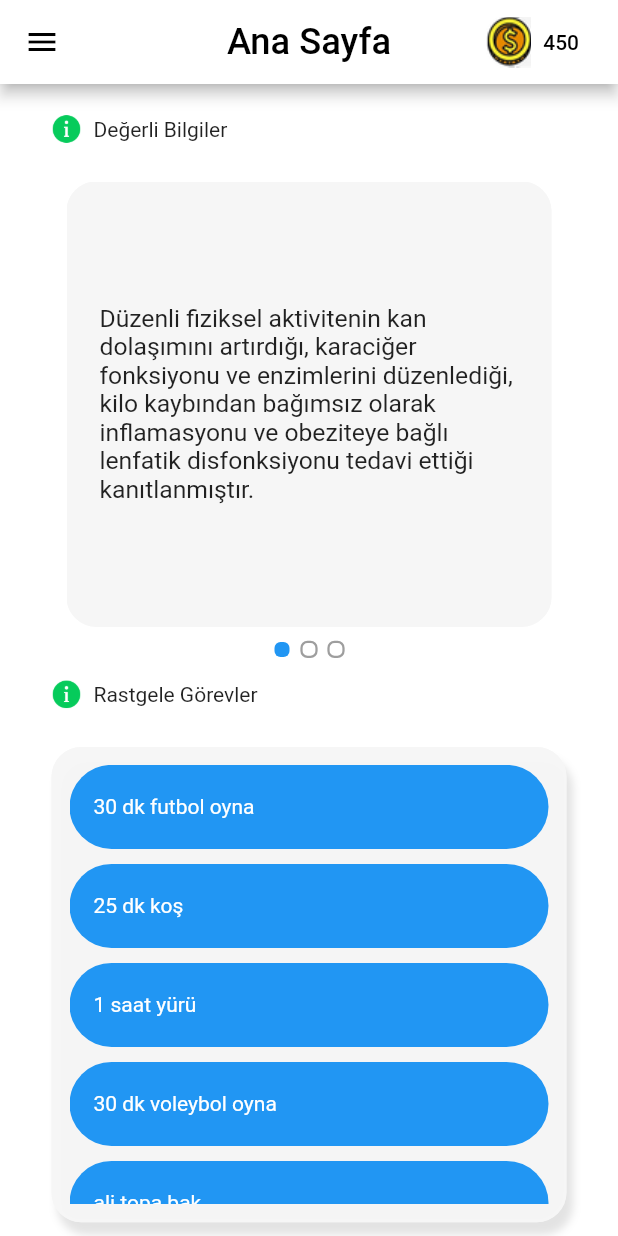
After one commit to NovaSoftTeam/day_over, a Flutter app: the Home screen opened directly, on a phone screen of 412 x 824 dp. The commit adds this screen. Run offline on Flutter 3.47's test engine with Material 2 defaults, Android fonts, the phone set to English and light mode, and no system bars; drawn by our look-alikes of smooth_page_indicator; our stand-ins replace animated_text_kit, awesome_dialog, firebase_auth, firebase_core, flutter_riverpod, google_fonts and 2 more; missing offline and left inert: kartal; accounts and stored records are empty; Roboto replaces fonts that are missing (GlacialIndifference-Regular).

Commit message:
home sayfası eklendi

```diff
--- /dev/null
+++ b/lib/features/home/home.dart
@@ -0,0 +1,199 @@
+// ignore_for_file: dead_code
+import 'package:awesome_dialog/awesome_dialog.dart';
+import 'package:day_over/product/constants/image_path_constants.dart';
+import 'package:day_over/product/constants/string_constants.dart';
+import 'package:day_over/product/constants/text_fonts_constants.dart';
+import 'package:day_over/product/widgets/anasayfa_container_slider.dart';
+import 'package:day_over/product/widgets/custom_app_bar.dart';
+import 'package:day_over/product/widgets/custom_drawer.dart';
+import 'package:flutter/material.dart';
+import 'package:google_fonts/google_fonts.dart';
+import 'package:smooth_page_indicator/smooth_page_indicator.dart';
+
+class Home extends StatefulWidget {
+  const Home({super.key});
+
+  @override
+  State<Home> createState() => _HomeState();
+}
+
+class _HomeState extends State<Home> {
+  @override
+  Widget build(BuildContext context) {
+    double textSize = 0;
+    final controller = PageController(
+      initialPage: 0,
+    );
+    var list2 = [
+      "Düzenli fiziksel aktivitenin kan dolaşımını artırdığı, karaciğer fonksiyonu ve enzimlerini düzenlediği, kilo kaybından bağımsız olarak inflamasyonu ve obeziteye bağlı lenfatik disfonksiyonu tedavi ettiği kanıtlanmıştır.",
+      "Obezite, vücutta sağlığı bozacak ölçüde aşırı yağ birikmesi olarak tanımlanıyor. Diyabetten, kalp hastalıklarına, infertiliteden kansere pek çok olumsuz sağlık sorununa davetiye çıkaran obezite, tedavi edilebilir bir hastalıktır.",
+      "Obezite birçok hastalık ve erken ölüm için güçlü risk faktörüdür. Obezite sorunu ile karşı karşıya olan 25 yaşındaki bir erkeğin yaşam beklentisi %22 oranında azalmakta ve yaşam süresinden 12 yıl eksilmektedir.",
+    ];
+    double containerWidth = 0;
+    double containerHeight = 0;
+    var list = [
+      "30 dk futbol oyna",
+      "25 dk koş",
+      "1 saat yürü",
+      "30 dk voleybol oyna",
+      "ali topa bak",
+      "30 dk voleybol oyna",
+      "ali topa bak",
+    ];
+    double yukseklik = (MediaQuery.of(context).size.height / 2.60);
+    final _gradientColors = [Color(0xFF5DE0E6), Color(0xFF004AAD)];
+    if (MediaQuery.of(context).size.width >
+        MediaQuery.of(context).size.height) {
+      textSize = MediaQuery.of(context).size.height / 17;
+      containerWidth = MediaQuery.of(context).size.width / 2;
+      containerHeight = MediaQuery.of(context).size.height / 1.55;
+    } else {
+      textSize = MediaQuery.of(context).size.width / 17;
+      containerWidth = MediaQuery.of(context).size.width;
+      containerHeight = MediaQuery.of(context).size.height / 1.55;
+    }
+    return SafeArea(
+      child: Scaffold(
+        drawer: const CustomDrawer(),
+        backgroundColor: const Color.fromRGBO(255, 255, 255, 1),
+        body: Column(
+          children: <Widget>[
+            CustomAppBar(appBarText: "Ana Sayfa", textSize: textSize),
+            Expanded(
+                child: SingleChildScrollView(
+              child: Column(
+                children: [
+                  SizedBox(height: 20),
+                  Column(
+                    children: [
+                      Container(
+                        width: MediaQuery.of(context).size.width / 1.2,
+                        child: Row(
+                          children: [
+                            Image(
+                              image: AssetImage(
+                                "assets/homelimages/icons8-info-50.png",
+                              ),
+                              width: 20,
+                              height: 20,
+                            ),
+                            SizedBox(width: 8),
+                            Container(
+                              color: Colors.white,
+                              child: Text("Değerli Bilgiler"),
+                            ),
+                          ],
+                        ),
+                      ),
+                      SizedBox(height: 15),
+                      Column(
+                        children: [
+                          Container(
+                            width: MediaQuery.of(context).size.width / 1.2,
+                            height: yukseklik,
+                            padding: EdgeInsets.all(10),
+                            child: PageView(
+                              controller: controller,
+                              scrollDirection: Axis.horizontal,
+                              children: [
+                                homeInform(data: list2[0]),
+                                homeInform(data: list2[1]),
+                                homeInform(data: list2[2]),
+                              ],
+                            ),
+                          ),
+                          SmoothPageIndicator(
+                            controller: controller,
+                            count: list2.length,
+                            effect: SlideEffect(
+                              spacing: 8.0,
+                              radius: 4.0,
+                              dotWidth: 10.0,
+                              dotHeight: 10.0,
+                              paintStyle: PaintingStyle.stroke,
+                              strokeWidth: 1.5,
+                              dotColor: Colors.grey,
+                              activeDotColor: Colors.blue,
+                            ),
+                          ),
+                        ],
+                      ),
+                      SizedBox(height: 15),
+                      Container(
+                        width: MediaQuery.of(context).size.width / 1.2,
+                        child: Row(
+                          children: [
+                            Image(
+                              image: AssetImage(
+                                "assets/homelimages/icons8-info-50.png",
+                              ),
+                              width: 20,
+                              height: 20,
+                            ),
+                            SizedBox(width: 8),
+                            Container(
+                              color: Colors.white,
+                              child: Text("Rastgele Görevler"),
+                            ),
+                          ],
+                        ),
+                      ),
+                      SizedBox(height: 25),
+                      Container(
+                        width: MediaQuery.of(context).size.width / 1.2,
+                        height: yukseklik,
+                        padding: EdgeInsets.all(10),
+                        child: ListView.builder(
+                          itemCount: list.length,
+                          itemBuilder: (BuildContext context, int index) {
+                            return Container(
+                              margin: EdgeInsets.only(bottom: 10),
+                              height: kToolbarHeight,
+                              width: MediaQuery.of(context).size.width / 2,
+                              padding: const EdgeInsets.only(
+                                top: 20.0,
+                                right: 16.0,
+                                left: 16.0,
+                                bottom: 10.0,
+                              ),
+                              decoration: BoxDecoration(
+                                  borderRadius: BorderRadius.circular(
+                                    MediaQuery.of(context).size.height,
+                                  ),
+                                  color: Colors.blue),
+                              child: Text(
+                                list[index],
+                                style: TextStyle(
+                                  color: Colors.white,
+                                ),
+                              ),
+                            );
+                          },
+                        ),
+                        decoration: BoxDecoration(
+                          border: Border.all(
+                            color: Color.fromARGB(246, 246, 246, 246),
+                            width: 2,
+                          ),
+                          borderRadius: BorderRadius.circular(20),
+                          color: Color.fromARGB(246, 246, 246, 246),
+                          boxShadow: [
+                            BoxShadow(
+                              color: Color.fromARGB(223, 223, 223, 223),
+                              blurRadius: 4,
+                              offset: Offset(4, 8),
+                            ),
+                          ],
+                        ),
+                      ),
+                    ],
+                  ),
+                ],
+              ),
+            )),
+          ],
+        ),
+      ),
+    );
+  }
+}
--- /dev/null
+++ b/lib/product/widgets/anasayfa_container_slider.dart
@@ -0,0 +1,36 @@
+import 'package:flutter/material.dart';
+import 'package:google_fonts/google_fonts.dart';
+class homeInform extends StatelessWidget {
+  const homeInform({super.key, required this.data});
+  final String data;
+
+
+  @override
+  Widget build(BuildContext context) {
+    double textSize = 0;
+
+    if (MediaQuery.of(context).size.width >
+        MediaQuery.of(context).size.height) {
+      textSize = MediaQuery.of(context).size.height / 22;
+    } else {
+      textSize = MediaQuery.of(context).size.width / 25;
+    }
+    return Container(
+        width: MediaQuery.of(context).size.width / 1.2,
+        height: MediaQuery.of(context).size.height / 4,
+        padding: EdgeInsets.all(20),
+        child: Text(data, style: TextStyle(
+          fontSize: textSize
+        ) ),
+        //margin: EdgeInsets.only(left: 15, bottom: 5, right: 15 ),
+        alignment: Alignment(-1.0, 0.0),
+        decoration: BoxDecoration(
+            border: Border.all(
+                color: Color.fromARGB(246, 246, 246, 246), width: 2),
+            borderRadius: BorderRadius.circular(20),
+            color: Color.fromARGB(246, 246, 246, 246),
+           ));
+
+
+  }
+}
--- a/pubspec.yaml
+++ b/pubspec.yaml
@@ -20,7 +20,7 @@ dependencies:
   kartal:
   loading_animation_widget: ^1.2.0+4
   google_nav_bar: ^5.0.6
-  google_fonts:
+  google_fonts: ^5.1.0
 
   # Firabase packages
   cloud_firestore: ^4.8.1
@@ -29,6 +29,8 @@ dependencies:
 
   # Product packages
   animated_text_kit: ^4.2.2
+  smooth_page_indicator: ^1.1.0
+  awesome_dialog: ^2.2.1
 
 dev_dependencies:
   flutter_test:
@@ -57,6 +59,7 @@ flutter:
     - assets/images/
     - assets/informScreenImages/
     - assets/iconImages/
+    - assets/homelimages/
   #   - images/a_dot_ham.jpeg
 
   # An image asset can refer to one or more resolution-specific "variants", see
```
Also changed, not shown: assets/homelimages/icons8-info-50.png (added), lib/features/home/home_view.dart (line endings or trailing spaces), pubspec.lock.
